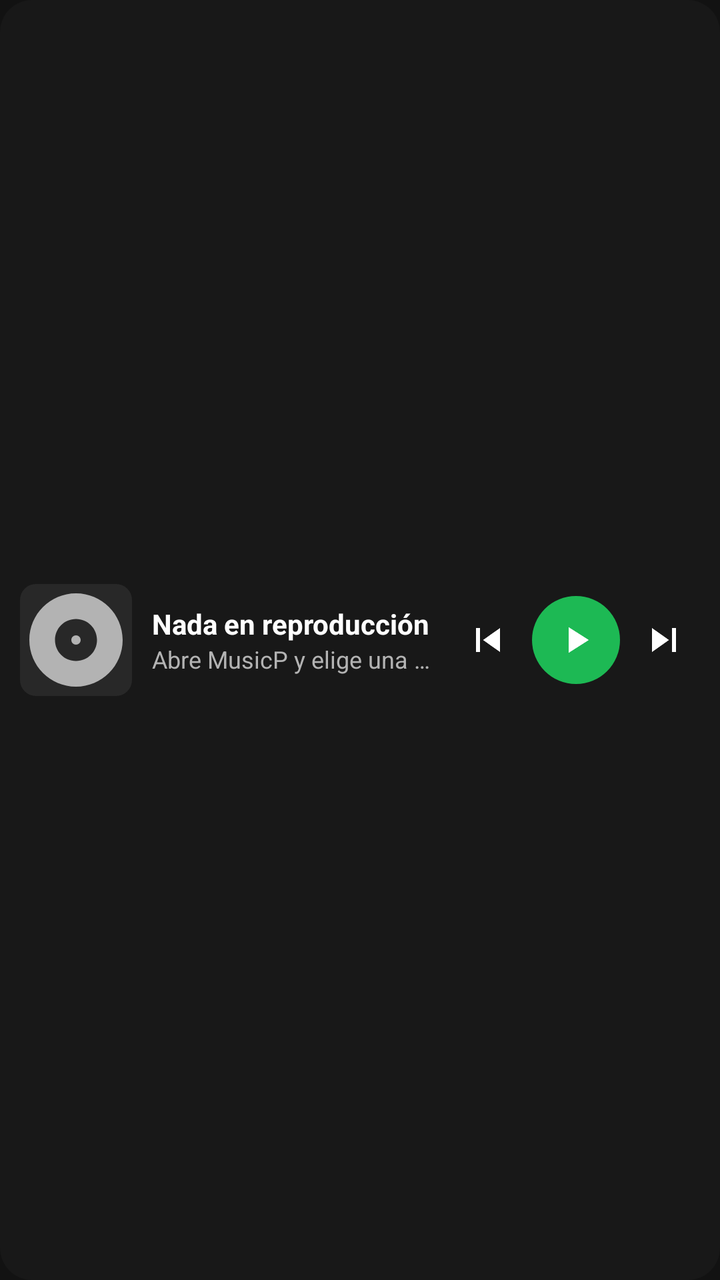
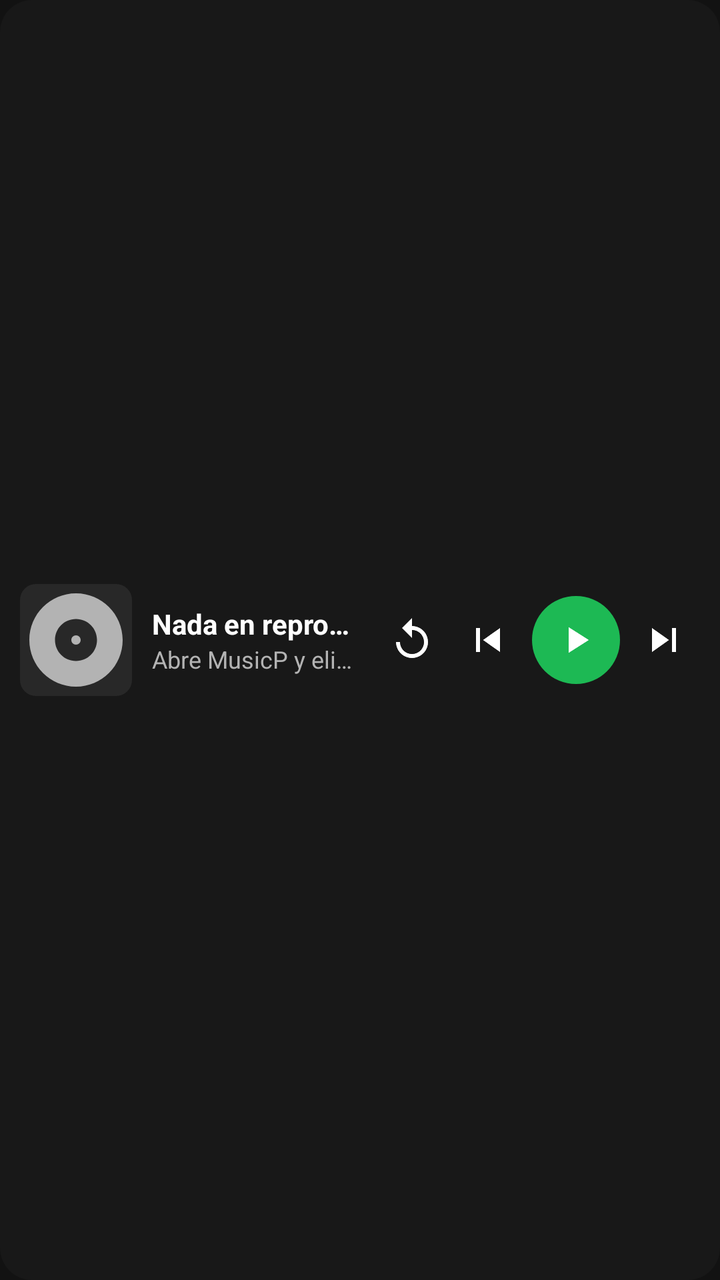

An Android layout rendered at two revisions. The XML below is the earlier revision; the diff shows what the commit changed to produce the second picture.
<!-- AndroidManifest.xml: application theme Theme.Music -->
<!-- res/layout/widget_playback.xml -->
<?xml version="1.0" encoding="utf-8"?>
<LinearLayout xmlns:android="http://schemas.android.com/apk/res/android"
    android:id="@+id/widget_root"
    android:layout_width="match_parent"
    android:layout_height="match_parent"
    android:background="@drawable/widget_background"
    android:gravity="center_vertical"
    android:orientation="horizontal"
    android:paddingStart="10dp"
    android:paddingTop="8dp"
    android:paddingEnd="8dp"
    android:paddingBottom="8dp">

    <ImageView
        android:id="@+id/widget_art"
        android:layout_width="56dp"
        android:layout_height="56dp"
        android:background="@drawable/widget_art_bg"
        android:contentDescription="@string/widget_artwork"
        android:scaleType="centerCrop"
        android:src="@drawable/ic_widget_album" />

    <LinearLayout
        android:id="@+id/widget_info"
        android:layout_width="0dp"
        android:layout_height="match_parent"
        android:layout_marginStart="10dp"
        android:layout_marginEnd="6dp"
        android:layout_weight="1"
        android:gravity="center_vertical"
        android:orientation="vertical">

        <TextView
            android:id="@+id/widget_title"
            android:layout_width="match_parent"
            android:layout_height="wrap_content"
            android:ellipsize="end"
            android:maxLines="1"
            android:text="@string/widget_idle_title"
            android:textColor="#FFFFFFFF"
            android:textSize="14sp"
            android:textStyle="bold" />

        <TextView
            android:id="@+id/widget_artist"
            android:layout_width="match_parent"
            android:layout_height="wrap_content"
            android:ellipsize="end"
            android:maxLines="1"
            android:text="@string/widget_idle_artist"
            android:textColor="#FFB3B3B3"
            android:textSize="12sp" />
    </LinearLayout>

    <ImageView
        android:id="@+id/widget_prev"
        android:layout_width="40dp"
        android:layout_height="40dp"
        android:clickable="true"
        android:contentDescription="@string/widget_previous"
        android:focusable="true"
        android:padding="8dp"
        android:src="@drawable/ic_widget_prev" />

    <FrameLayout
        android:id="@+id/widget_play"
        android:layout_width="44dp"
        android:layout_height="44dp"
        android:layout_marginStart="2dp"
        android:layout_marginEnd="2dp"
        android:background="@drawable/widget_play_bg"
        android:clickable="true"
        android:contentDescription="@string/widget_play_pause"
        android:focusable="true">

        <ImageView
            android:id="@+id/widget_play_icon"
            android:layout_width="22dp"
            android:layout_height="22dp"
            android:layout_gravity="center"
            android:importantForAccessibility="no"
            android:src="@drawable/ic_widget_play" />
    </FrameLayout>

    <ImageView
        android:id="@+id/widget_next"
        android:layout_width="40dp"
        android:layout_height="40dp"
        android:clickable="true"
        android:contentDescription="@string/widget_next"
        android:focusable="true"
        android:padding="8dp"
        android:src="@drawable/ic_widget_next" />
</LinearLayout>
<!-- resources referenced by this layout -->
<resources>
  <!-- drawable ic_widget_album (drawable) -->
  <?xml version="1.0" encoding="utf-8"?>
  <vector xmlns:android="http://schemas.android.com/apk/res/android"
      android:width="24dp"
      android:height="24dp"
      android:viewportWidth="24"
      android:viewportHeight="24">
      <path
          android:fillColor="#FFB3B3B3"
          android:pathData="M12,2C6.48,2 2,6.48 2,12s4.48,10 10,10 10,-4.48 10,-10S17.52,2 12,2zM12,16.5c-2.49,0 -4.5,-2.01 -4.5,-4.5S9.51,7.5 12,7.5s4.5,2.01 4.5,4.5 -2.01,4.5 -4.5,4.5zM12,11c-0.55,0 -1,0.45 -1,1s0.45,1 1,1 1,-0.45 1,-1 -0.45,-1 -1,-1z" />
  </vector>
  <!-- drawable ic_widget_next (drawable) -->
  <?xml version="1.0" encoding="utf-8"?>
  <vector xmlns:android="http://schemas.android.com/apk/res/android"
      android:width="24dp"
      android:height="24dp"
      android:viewportWidth="24"
      android:viewportHeight="24">
      <path
          android:fillColor="#FFFFFFFF"
          android:pathData="M6,18l8.5,-6L6,6v12zM16,6v12h2V6h-2z" />
  </vector>
  <!-- drawable ic_widget_play (drawable) -->
  <?xml version="1.0" encoding="utf-8"?>
  <vector xmlns:android="http://schemas.android.com/apk/res/android"
      android:width="24dp"
      android:height="24dp"
      android:viewportWidth="24"
      android:viewportHeight="24">
      <path
          android:fillColor="#FFFFFFFF"
          android:pathData="M8,5v14l11,-7z" />
  </vector>
  <!-- drawable ic_widget_prev (drawable) -->
  <?xml version="1.0" encoding="utf-8"?>
  <vector xmlns:android="http://schemas.android.com/apk/res/android"
      android:width="24dp"
      android:height="24dp"
      android:viewportWidth="24"
      android:viewportHeight="24">
      <path
          android:fillColor="#FFFFFFFF"
          android:pathData="M6,6h2v12H6V6zM9.5,12l8.5,6V6l-8.5,6z" />
  </vector>
  <!-- drawable widget_art_bg (drawable) -->
  <?xml version="1.0" encoding="utf-8"?>
  <shape xmlns:android="http://schemas.android.com/apk/res/android" android:shape="rectangle">
      <solid android:color="#FF282828" />
      <corners android:radius="8dp" />
  </shape>
  <!-- drawable widget_background (drawable) -->
  <?xml version="1.0" encoding="utf-8"?>
  <shape xmlns:android="http://schemas.android.com/apk/res/android" android:shape="rectangle">
      <solid android:color="#FF181818" />
      <corners android:radius="16dp" />
  </shape>
  <!-- drawable widget_play_bg (drawable) -->
  <?xml version="1.0" encoding="utf-8"?>
  <shape xmlns:android="http://schemas.android.com/apk/res/android" android:shape="oval">
      <solid android:color="#FF1DB954" />
  </shape>
  <string name="widget_artwork">Carátula</string>
  <string name="widget_idle_artist">Abre MusicP y elige una canción</string>
  <string name="widget_idle_title">Nada en reproducción</string>
  <string name="widget_next">Siguiente</string>
  <string name="widget_play_pause">Reproducir o pausar</string>
  <string name="widget_previous">Anterior</string>
  <style name="Theme.Music" parent="@android:style/Theme.Material.NoActionBar">
          <item name="android:statusBarColor">@android:color/transparent</item>
          <item name="android:navigationBarColor">@android:color/transparent</item>
          <item name="android:windowBackground">#FF121212</item>
          <item name="android:navigationBarDividerColor">@android:color/transparent</item>
          <item name="android:windowLightStatusBar">false</item>
          <item name="android:colorPrimary">@color/ic_launcher_background</item>
      </style>
  <color name="ic_launcher_background">#562EA8</color>
</resources>

<!-- the commit's change to res/layout/widget_playback.xml (unified diff, before → after) -->
@@ -53,6 +53,16 @@
     </LinearLayout>
 
     <ImageView
+        android:id="@+id/widget_rewind"
+        android:layout_width="36dp"
+        android:layout_height="36dp"
+        android:clickable="true"
+        android:contentDescription="@string/widget_rewind"
+        android:focusable="true"
+        android:padding="6dp"
+        android:src="@drawable/ic_widget_rewind" />
+
+    <ImageView
         android:id="@+id/widget_prev"
         android:layout_width="40dp"
         android:layout_height="40dp"
<!-- resource entries referenced after the edit -->
@@ -44,6 +44,17 @@
           android:fillColor="#FFFFFFFF"
           android:pathData="M6,6h2v12H6V6zM9.5,12l8.5,6V6l-8.5,6z" />
   </vector>
+  <!-- drawable ic_widget_rewind (drawable) -->
+  <?xml version="1.0" encoding="utf-8"?>
+  <vector xmlns:android="http://schemas.android.com/apk/res/android"
+      android:width="24dp"
+      android:height="24dp"
+      android:viewportWidth="24"
+      android:viewportHeight="24">
+      <path
+          android:fillColor="#FFFFFFFF"
+          android:pathData="M12,5V1L7,6l5,5V7c3.31,0 6,2.69 6,6s-2.69,6 -6,6 -6,-2.69 -6,-6H4c0,4.42 3.58,8 8,8s8,-3.58 8,-8 -3.58,-8 -8,-8z" />
+  </vector>
   <!-- drawable widget_art_bg (drawable) -->
   <?xml version="1.0" encoding="utf-8"?>
   <shape xmlns:android="http://schemas.android.com/apk/res/android" android:shape="rectangle">
@@ -67,6 +78,7 @@
   <string name="widget_next">Siguiente</string>
   <string name="widget_play_pause">Reproducir o pausar</string>
   <string name="widget_previous">Anterior</string>
+  <string name="widget_rewind">Retroceder 10 segundos</string>
   <style name="Theme.Music" parent="@android:style/Theme.Material.NoActionBar">
           <item name="android:statusBarColor">@android:color/transparent</item>
           <item name="android:navigationBarColor">@android:color/transparent</item>
